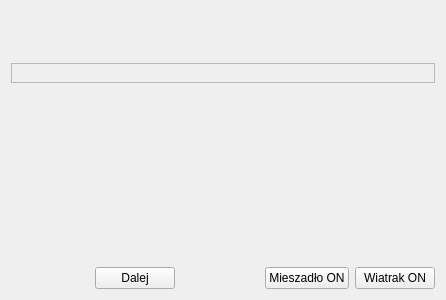
This is app/testpageform.ui in wiacekmarcin/StanowiskoChemiczne as Qt 5 draws it before an edit. The edited form follows.
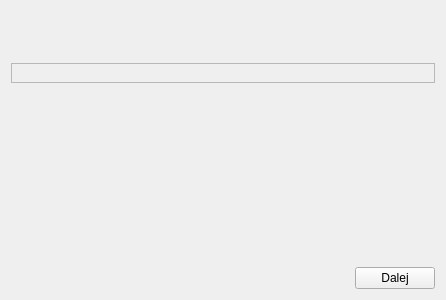
This is the edited form.

Diff of the .ui file:
```diff
--- a/app/testpageform.ui
+++ b/app/testpageform.ui
@@ -99,33 +99,6 @@
        </property>
       </widget>
      </item>
-     <item>
-      <spacer name="horizontalSpacer_4">
-       <property name="orientation">
-        <enum>Qt::Horizontal</enum>
-       </property>
-       <property name="sizeHint" stdset="0">
-        <size>
-         <width>40</width>
-         <height>20</height>
-        </size>
-       </property>
-      </spacer>
-     </item>
-     <item>
-      <widget class="QPushButton" name="pbMieszadloOn">
-       <property name="text">
-        <string>Mieszadło ON</string>
-       </property>
-      </widget>
-     </item>
-     <item>
-      <widget class="QPushButton" name="pbWiatrakOn">
-       <property name="text">
-        <string>Wiatrak ON</string>
-       </property>
-      </widget>
-     </item>
     </layout>
    </item>
   </layout>
```
Left out of the diff: 1 changed line with no effect on the pictures.
